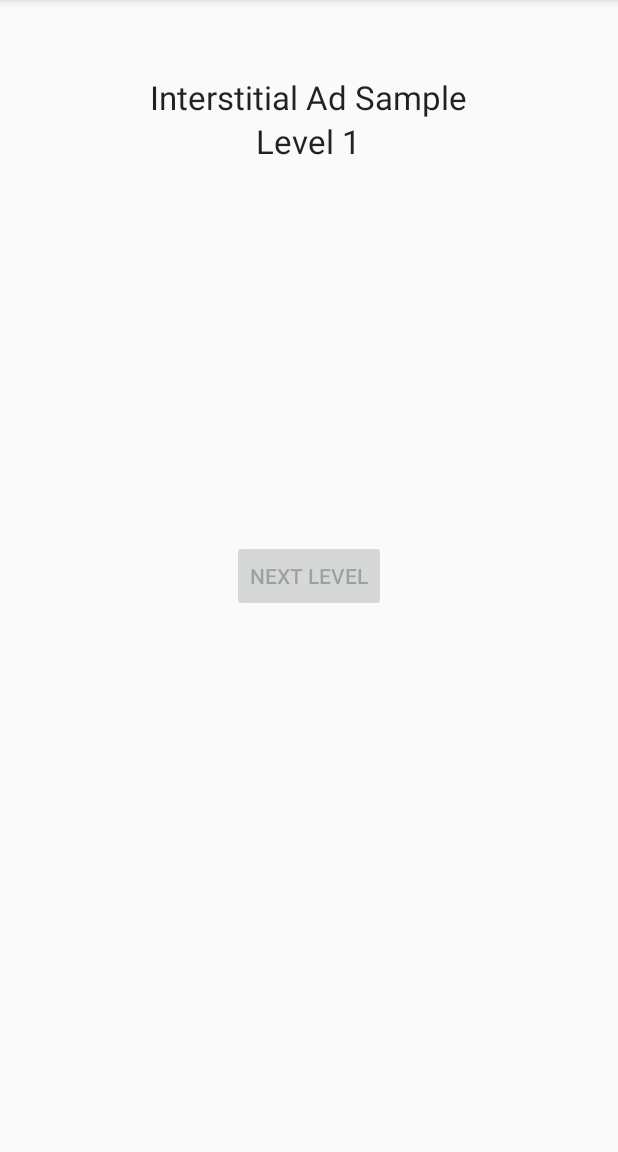
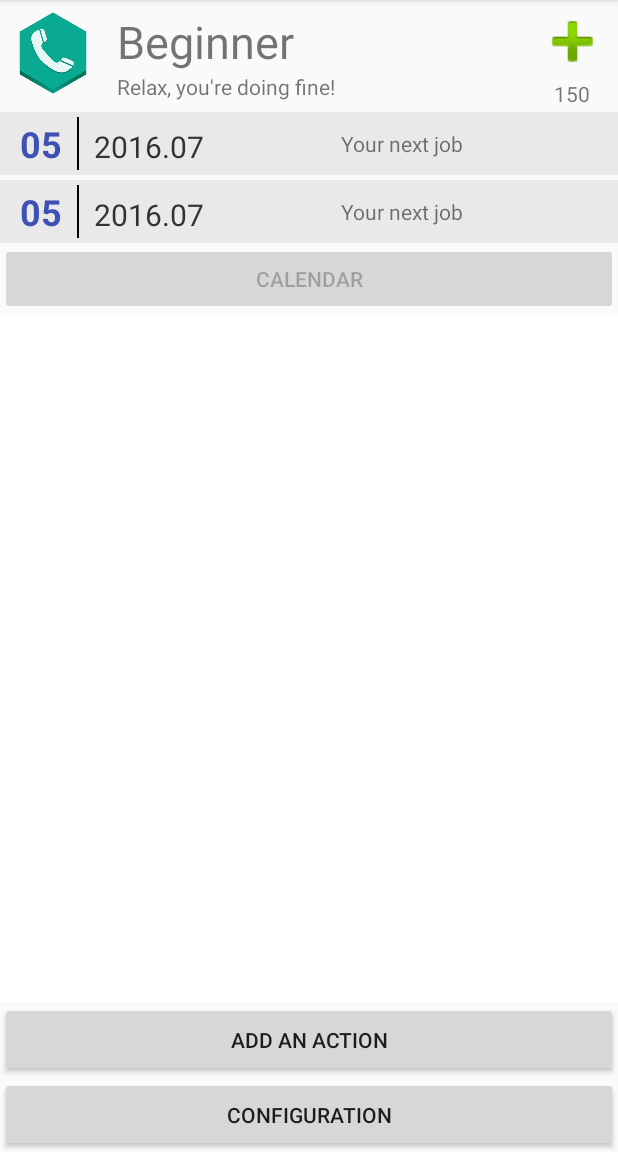
Before and after one commit to akiba1989/IloveMyWife, an Android app: the screen it shows after launch (MainScreenActivity), on a phone screen of 412 x 824 dp, the part 84-1236 px from its top. Run offline under Robolectric (Android 15) with nearby library versions, the phone set to English and light mode, and no system bars; our stand-ins replace AdMob; 1 statement that could not run was skipped.

Commit message:
20171024_b

```diff
--- a/app/src/main/java/com/bone7/ilovemywife/MainScreenActivity.java
+++ b/app/src/main/java/com/bone7/ilovemywife/MainScreenActivity.java
@@ -23,15 +23,17 @@ public class MainScreenActivity extends AppCompatActivity {
     private int mLevel;
     private Button mNextLevelButton;
     private InterstitialAd mInterstitialAd;
-    private TextView mLevelTextView;
+//    private TextView mLevelTextView;
 
     @Override
     protected void onCreate(Bundle savedInstanceState) {
         super.onCreate(savedInstanceState);
-        setContentView(R.layout.activity_main_screen);
+//        setContentView(R.layout.activity_main_screen);
+        setContentView(R.layout.new_main_layout);
 
         // Create the next level button, which tries to show an interstitial when clicked.
-        mNextLevelButton = ((Button) findViewById(R.id.next_level_button));
+//        mNextLevelButton = ((Button) findViewById(R.id.next_level_button));
+        mNextLevelButton = ((Button) findViewById(R.id.calendarBtn));
         mNextLevelButton.setEnabled(false);
         mNextLevelButton.setOnClickListener(new View.OnClickListener() {
             @Override
@@ -41,8 +43,8 @@ public class MainScreenActivity extends AppCompatActivity {
         });
 
         // Create the text view to show the level number.
-        mLevelTextView = (TextView) findViewById(R.id.level);
-        mLevel = START_LEVEL;
+//        mLevelTextView = (TextView) findViewById(R.id.level);
+//        mLevel = START_LEVEL;
 
         // Create the InterstitialAd and set the adUnitId (defined in values/strings.xml).
         mInterstitialAd = newInterstitialAd();
@@ -117,7 +119,7 @@ public class MainScreenActivity extends AppCompatActivity {
 
     private void goToNextLevel() {
         // Show the next level and reload the ad to prepare for the level after.
-        mLevelTextView.setText("Level " + (++mLevel));
+//        mLevelTextView.setText("Level " + (++mLevel));
         mInterstitialAd = newInterstitialAd();
         loadInterstitial();
         Intent intent = new Intent(this, CalendarScreenActivity.class);
--- /dev/null
+++ b/app/src/main/res/layout/new_main_layout.xml
@@ -0,0 +1,215 @@
+<?xml version="1.0" encoding="utf-8"?>
+<LinearLayout xmlns:android="http://schemas.android.com/apk/res/android"
+    xmlns:app="http://schemas.android.com/apk/res-auto"
+    android:layout_width="match_parent"
+    android:layout_height="match_parent"
+    android:orientation="vertical"
+    >
+    <LinearLayout
+        android:id="@+id/userProfile"
+        android:layout_width="match_parent"
+        android:layout_height="wrap_content"
+        android:orientation="horizontal">
+        <LinearLayout
+            android:id="@+id/section1"
+            android:layout_width="wrap_content"
+            android:layout_height="wrap_content"
+            android:orientation="vertical">
+
+            <ImageView
+                android:layout_width="60dp"
+                android:layout_height="60dp"
+                android:layout_margin="5dp"
+                app:srcCompat="@mipmap/ic_phone" />
+
+        </LinearLayout>
+        <RelativeLayout
+            android:layout_width="match_parent"
+            android:layout_height="wrap_content">
+            <LinearLayout
+                android:layout_width="wrap_content"
+                android:layout_height="wrap_content"
+                android:orientation="vertical"
+                android:layout_gravity="center_vertical"
+                android:layout_margin="7dp"
+                android:layout_toLeftOf="@+id/rankingArea"
+                android:layout_alignParentLeft="true">
+                <TextView
+                    android:layout_width="wrap_content"
+                    android:layout_height="wrap_content"
+                    android:text="Beginner"
+                    android:textSize="30dp"
+                    android:layout_gravity="center_vertical"/>
+                <TextView
+                    android:layout_width="wrap_content"
+                    android:layout_height="wrap_content"
+                    android:text="Relax, you're doing fine!"
+                    android:layout_gravity="center_vertical"/>
+            </LinearLayout>
+            <LinearLayout
+                android:id="@+id/rankingArea"
+                android:layout_width="wrap_content"
+                android:layout_height="wrap_content"
+                android:layout_alignParentRight="true"
+                android:layout_centerInParent="true"
+                android:layout_marginRight="5dp"
+                android:orientation="vertical">
+                <ImageView
+                    android:layout_width="50dp"
+                    android:layout_height="50dp"
+                    app:srcCompat="@android:drawable/ic_input_add" />
+                <TextView
+                    android:layout_width="wrap_content"
+                    android:layout_height="wrap_content"
+                    android:text="150"
+                    android:layout_gravity="center"
+                    />
+
+            </LinearLayout>
+
+        </RelativeLayout>
+
+
+    </LinearLayout>
+    <LinearLayout
+
+        android:layout_width="match_parent"
+        android:layout_height="wrap_content"
+        android:orientation="horizontal"
+        android:padding="3dp"
+        android:background="@color/Bg_Calendar_ListView_Header">
+
+        <TextView
+            android:id="@+id/header_day"
+            android:layout_width="wrap_content"
+            android:layout_height="35dp"
+            android:layout_marginLeft="10dip"
+            android:gravity="center_vertical"
+            android:textColor="@color/colorPrimary"
+            android:textSize="24sp"
+            android:textStyle="bold"
+            android:text="05" />
+
+        <View
+            android:layout_width="2px"
+            android:layout_height="match_parent"
+            android:layout_marginLeft="10dp"
+            android:background="@android:color/black"></View>
+
+
+        <TextView
+            android:id="@+id/header_year_month"
+            android:layout_width="wrap_content"
+            android:layout_height="wrap_content"
+            android:layout_marginLeft="10dp"
+            android:textColor="#333333"
+            android:textSize="20sp"
+            android:text="2016.07" />
+
+
+        <LinearLayout
+            android:id="@+id/layout_fav"
+            android:layout_width="match_parent"
+            android:layout_height="match_parent"
+            android:gravity="center|center_vertical">
+
+            <TextView
+                android:id="@+id/header_btn_fav"
+                android:layout_width="wrap_content"
+                android:layout_height="wrap_content"
+                android:layout_gravity="center_vertical"
+                android:layout_marginRight="8dp"
+                android:text="Your next job"
+                 />
+        </LinearLayout>
+
+    </LinearLayout>
+    <LinearLayout
+
+        android:layout_width="match_parent"
+        android:layout_height="wrap_content"
+        android:orientation="horizontal"
+        android:padding="3dp"
+        android:background="@color/Bg_Calendar_ListView_Header"
+        android:layout_marginTop="3dp">
+
+        <TextView
+            android:id="@+id/header_day1"
+            android:layout_width="wrap_content"
+            android:layout_height="35dp"
+            android:layout_marginLeft="10dip"
+            android:gravity="center_vertical"
+            android:textColor="@color/colorPrimary"
+            android:textSize="24sp"
+            android:textStyle="bold"
+            android:text="05" />
+
+        <View
+            android:layout_width="2px"
+            android:layout_height="match_parent"
+            android:layout_marginLeft="10dp"
+            android:background="@android:color/black"></View>
+
+
+        <TextView
+            android:id="@+id/header_year_month1"
+            android:layout_width="wrap_content"
+            android:layout_height="wrap_content"
+            android:layout_marginLeft="10dp"
+            android:textColor="#333333"
+            android:textSize="20sp"
+            android:text="2016.07" />
+
+
+        <LinearLayout
+            android:id="@+id/layout_fav1"
+            android:layout_width="match_parent"
+            android:layout_height="match_parent"
+            android:gravity="center|center_vertical">
+
+            <TextView
+                android:id="@+id/header_btn_fav1"
+                android:layout_width="wrap_content"
+                android:layout_height="wrap_content"
+                android:layout_gravity="center_vertical"
+                android:layout_marginRight="8dp"
+                android:text="Your next job"
+                />
+        </LinearLayout>
+
+    </LinearLayout>
+
+    <Button
+        android:id="@+id/calendarBtn"
+        android:layout_width="match_parent"
+        android:layout_height="wrap_content"
+        android:text="CALENDAR"/>
+    <RelativeLayout
+        android:layout_width="match_parent"
+        android:layout_height="match_parent">
+        <com.kelin.calendarlistview.library.PinnedHeaderListView
+            android:id="@+id/pinnedHeaderListView"
+            android:layout_width="match_parent"
+            android:layout_height="match_parent"
+            android:background="@android:color/white"
+            android:fillViewport="true"
+            android:layout_above="@+id/btnAddAction">
+        </com.kelin.calendarlistview.library.PinnedHeaderListView>
+        <Button
+            android:id="@+id/btnAddAction"
+            android:layout_width="match_parent"
+            android:layout_height="50dp"
+            android:text="Add an action"
+
+            android:layout_above="@+id/btnConfig"/>
+        <Button
+            android:id="@+id/btnConfig"
+            android:layout_width="match_parent"
+            android:layout_height="50dp"
+            android:text="CONFIGURATION"
+            android:layout_alignParentBottom="true"/>
+    </RelativeLayout>
+
+
+
+</LinearLayout>
```
Also changed, not shown: app/src/main/res/layout/new_main_layout_2.xml (added, +234 -0 lines).
